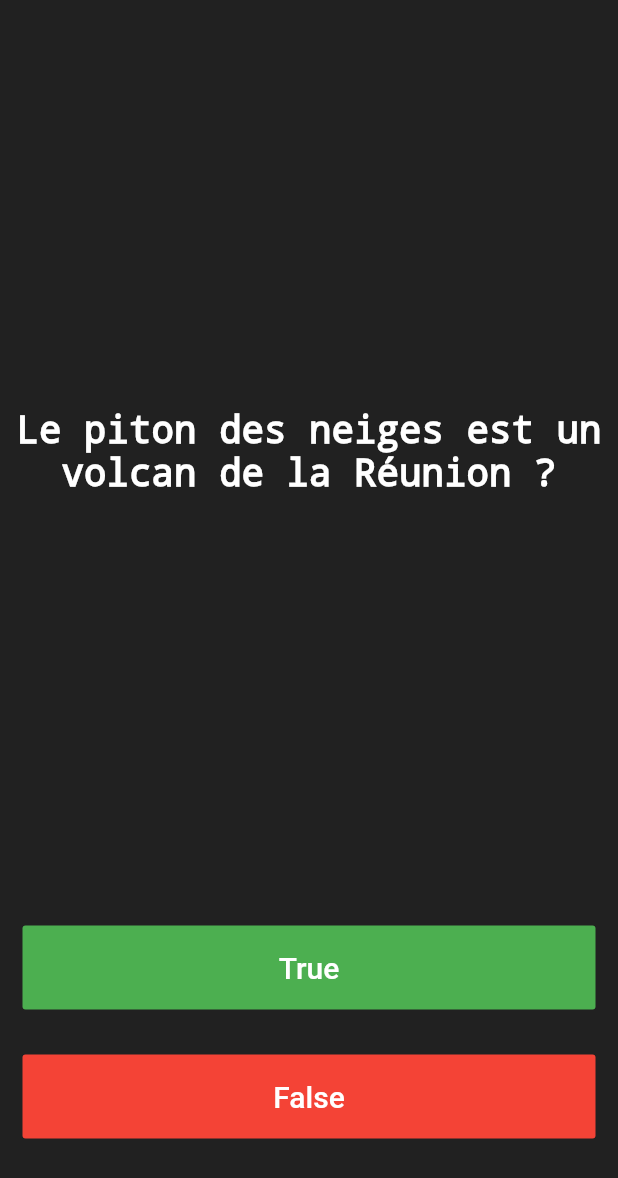
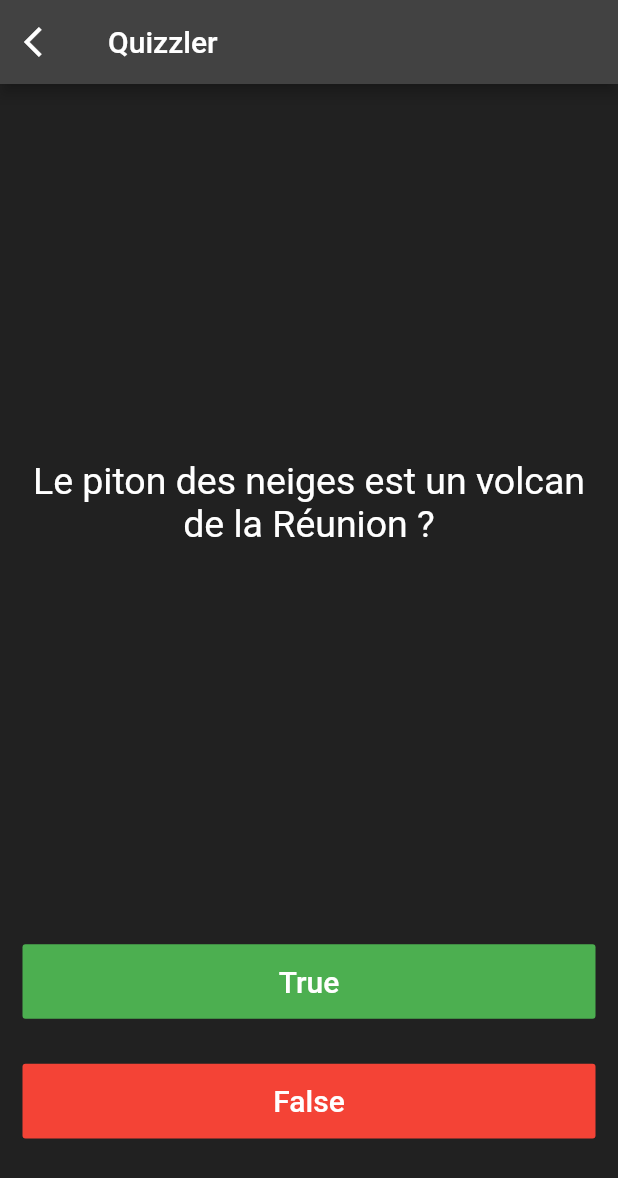
Before and after one commit to ZephirSD/quizzler, a Flutter app: the screen it shows after launch, after a tap on "Quiz1", on a phone screen of 412 x 824 dp. Shown: the top 1178 px of the screen. Run offline on Flutter 3.47's test engine with Material 2 defaults, Android fonts, the phone set to English and light mode, and no system bars; our stand-ins replace rflutter_alert.

Commit message:
Redirection des pages Avec AppBar

```diff
--- a/lib/main.dart
+++ b/lib/main.dart
@@ -30,7 +30,7 @@
                   onPressed: () {
                     Navigator.push(
                       context,
-                      MaterialPageRoute(builder: (context) => Quizzler()),
+                      MaterialPageRoute(builder: (context) => Quizzler1()),
                     );
                   },
                   child: Text(
--- a/lib/quiz1.dart
+++ b/lib/quiz1.dart
@@ -13,6 +13,30 @@
       ),
     ),
   );
+}
+
+class Quizzler1 extends StatelessWidget {
+  const Quizzler1({Key? key}) : super(key: key);
+
+  @override
+  Widget build(BuildContext context) {
+    return Scaffold(
+      appBar: AppBar(
+        title: Text("Quizzler"),
+        backgroundColor: Colors.grey.shade800,
+        leading: IconButton(
+          icon: Icon(Icons.arrow_back_ios),
+          onPressed: () {
+            Navigator.push(
+              context,
+              MaterialPageRoute(builder: (context) => Accueil()),
+            );
+          },
+        ),
+      ),
+      body: Quizzler(),
+    );
+  }
 }
 
 class Quizzler extends StatefulWidget {
@@ -47,7 +71,7 @@
           buttons: [
             DialogButton(
               child: Text(
-                "Terminé",
+                "Quitter",
                 style: TextStyle(color: Colors.white, fontSize: 20),
               ),
               onPressed: () {
```
